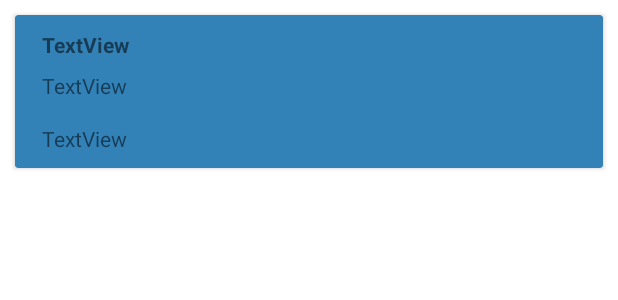
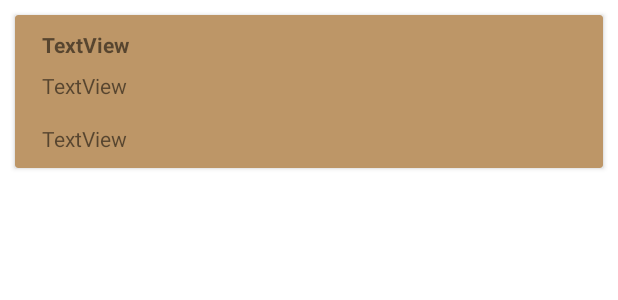
Before and after one commit to auliaguss/pwpb_sqlite, an Android app: the layout note_item.xml on its own in the app's theme, with its tools: preview values and no code run, on a phone screen of 412 x 824 dp. Shown: the top 300 px of the screen. Run offline under Robolectric (Android 15) with nearby library versions, the phone set to English and light mode, and no system bars.

Commit message:
rapiin tampilan

```diff
--- a/app/src/main/java/com/example/ulangan_aulia/AddNote.java
+++ b/app/src/main/java/com/example/ulangan_aulia/AddNote.java
@@ -3,12 +3,14 @@ package com.example.ulangan_aulia;
 import androidx.appcompat.app.AppCompatActivity;
 
 import android.content.Intent;
+import android.media.Image;
 import android.os.Bundle;
 import android.view.Menu;
 import android.view.MenuItem;
 import android.view.View;
 import android.widget.Button;
 import android.widget.EditText;
+import android.widget.ImageView;
 import android.widget.Toast;
 
 import java.util.Calendar;
@@ -43,14 +45,14 @@ AddNote extends AppCompatActivity {
         ButterKnife.bind(this);
 
 
-        Button save = (Button) findViewById(R.id.tombolSave);
+        ImageView save = (ImageView) findViewById(R.id.tombolSave);
         save.setOnClickListener(new View.OnClickListener() {
             public void onClick(View v) {
                 saveNote();
             }
         });
 
-        Button hapus = (Button) findViewById(R.id.tombolHapus);
+        ImageView hapus = (ImageView) findViewById(R.id.tombolHapus);
 
 
         //ambil data
--- a/app/src/main/res/layout/note_item.xml
+++ b/app/src/main/res/layout/note_item.xml
@@ -4,7 +4,8 @@
     android:orientation="vertical"
     android:layout_width="match_parent"
     android:layout_height="wrap_content"
-    android:backgroundTint="@color/muda"
+    android:backgroundTint="@color/teal_200"
+    android:background="@drawable/paper"
     android:layout_margin="10dp"
     android:layout_marginBottom="10dp">
     <androidx.constraintlayout.widget.ConstraintLayout
--- a/app/src/main/res/values/colors.xml
+++ b/app/src/main/res/values/colors.xml
@@ -1,10 +1,10 @@
 <?xml version="1.0" encoding="utf-8"?>
 <resources>
-    <color name="purple_200">#FFBB86FC</color>
-    <color name="purple_500">#FF6200EE</color>
-    <color name="purple_700">#FF3700B3</color>
-    <color name="teal_200">#FF03DAC5</color>
-    <color name="teal_700">#FF018786</color>
+    <color name="purple_200">#c8b6a6</color>
+    <color name="purple_500">#bc925f</color>
+    <color name="purple_700">#bb905b</color>
+    <color name="teal_200">#bd9667</color>
+    <color name="teal_700">#b58953</color>
     <color name="black">#FF000000</color>
     <color name="white">#FFFFFFFF</color>
 
```
Also changed, not shown: app/src/main/res/layout/activity_add_note.xml (+15 -10 lines), app/src/main/res/drawable/del.png (added), app/src/main/res/drawable/paper.png (added), app/src/main/res/drawable/save.png (added).
